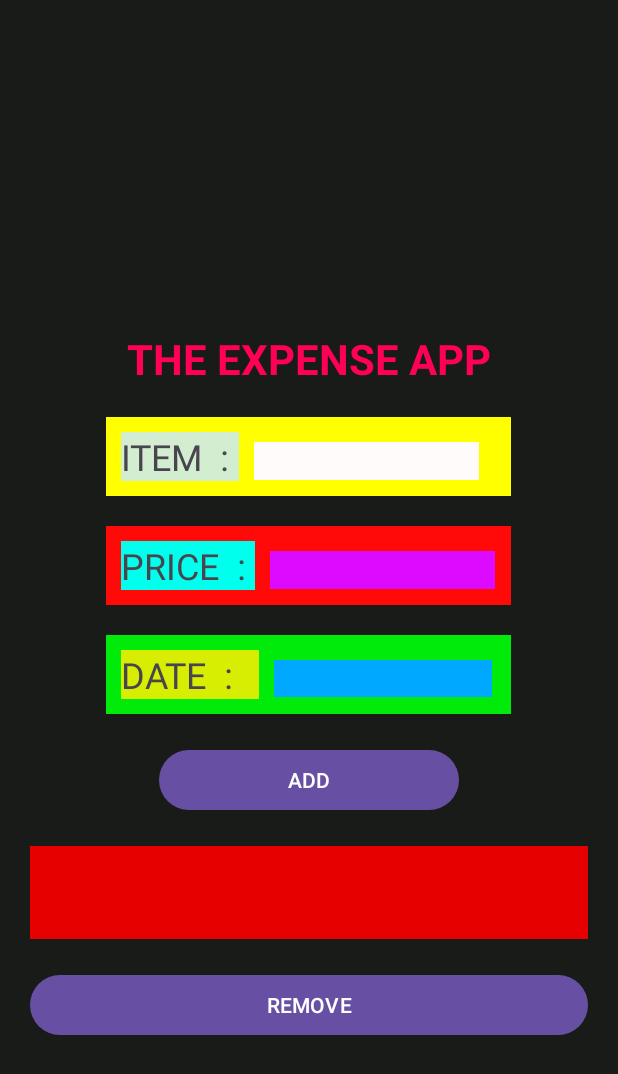
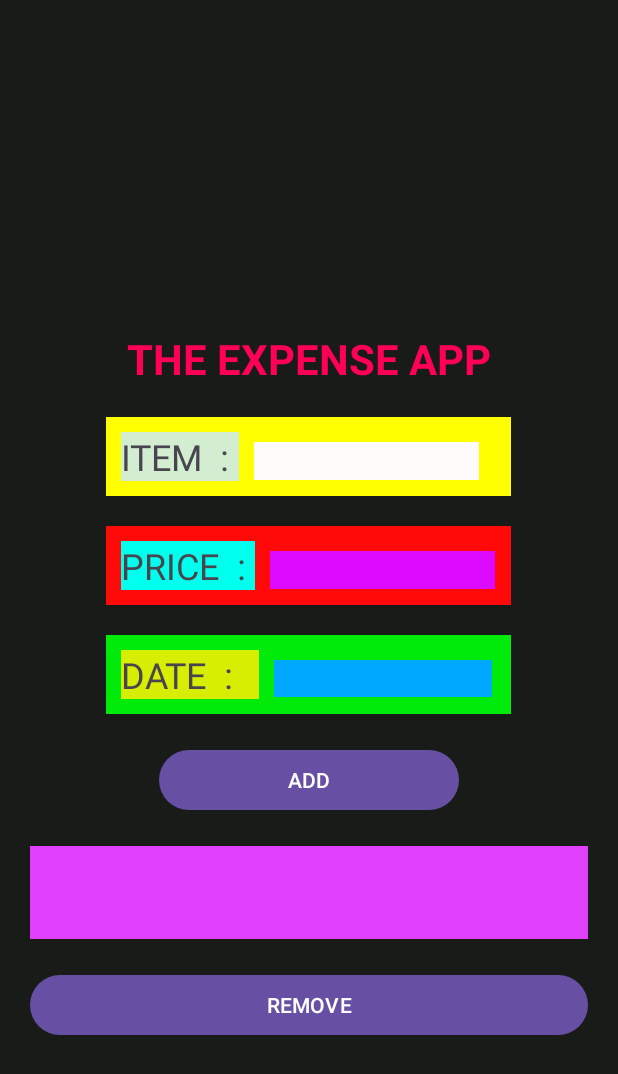
Before and after one commit to rayka6989/MAD-411-Assignments, an Android app: the screen it shows after launch (MainActivity), on a phone screen of 412 x 824 dp. Shown: the top 1074 px of the screen. Run offline under Robolectric (Android 15) with nearby library versions, the phone set to English and light mode, and no system bars.

Commit message:
completed assignment 6

```diff
--- a/app/src/main/java/com/example/assignment_5_raj/MainActivity.kt
+++ b/app/src/main/java/com/example/assignment_5_raj/MainActivity.kt
@@ -55,7 +55,6 @@ class MainActivity : AppCompatActivity() {
             override fun beforeTextChanged(s: CharSequence?, start: Int, count: Int, after: Int) {}
             override fun onTextChanged(s: CharSequence?, start: Int, before: Int, count: Int) {}
         })
-
         removeBtn.setOnClickListener {
             if (listOfExpence.isNotEmpty()) {
                 listOfExpence.removeAt(listOfExpence.size - 1)
--- a/app/src/main/res/layout/activity_main.xml
+++ b/app/src/main/res/layout/activity_main.xml
@@ -141,7 +141,7 @@
         android:layout_width="match_parent"
         android:layout_height="62dp"
         android:layout_gravity="center"
-        android:background="#E60000" />
+        android:background="#E040FB" />
 
     <Button
         android:id="@+id/R1"
```
